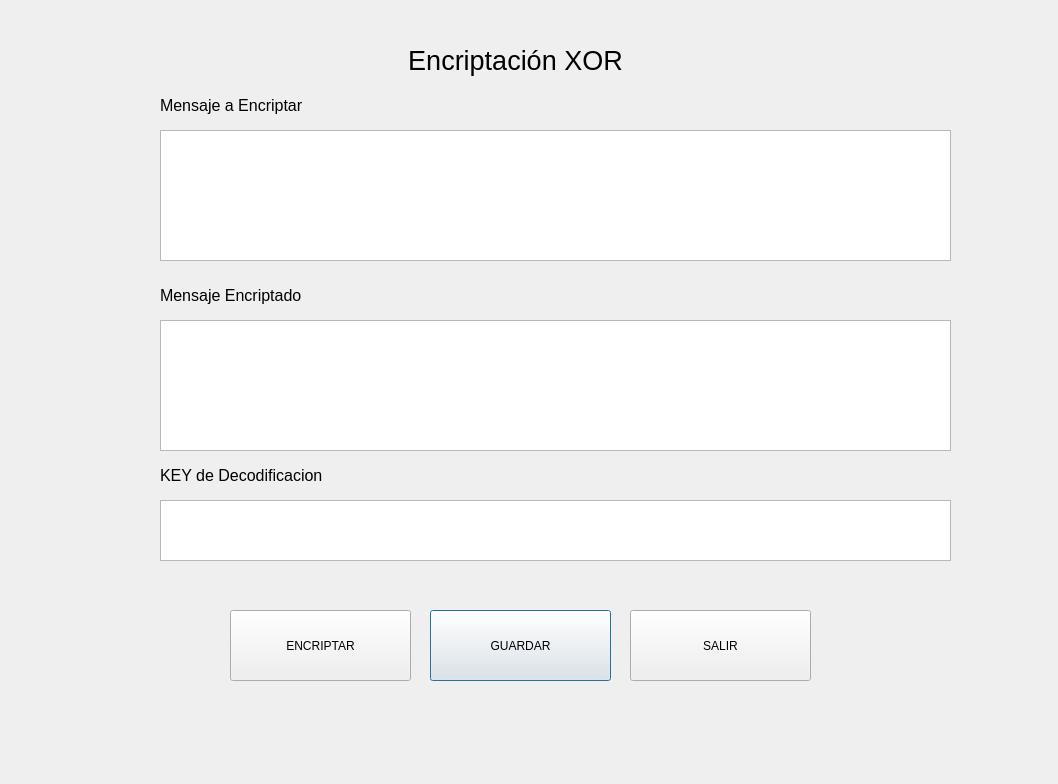
Above: cipherApp/frmcryptxor.ui from DJCC006/cipherApp before the change. Below: the same form after it.
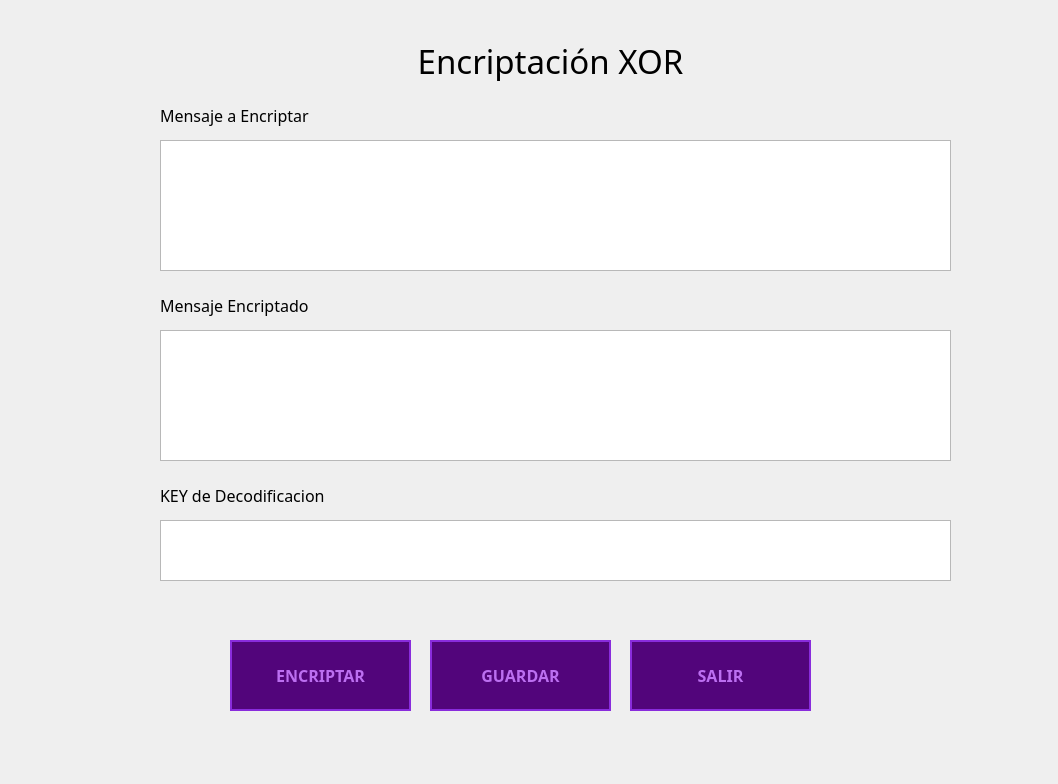
That is the form after the change.

Diff of the .ui file:
```diff
--- a/cipherApp/frmcryptxor.ui
+++ b/cipherApp/frmcryptxor.ui
@@ -13,18 +13,53 @@
   <property name="windowTitle">
    <string>Dialog</string>
   </property>
+  <property name="styleSheet">
+   <string notr="true">QPushButton {
+    background-color: #52057B;
+    color: #BC6FF1;            
+    border: 2px solid #892CDC; 
+    padding: 10px 20px;
+    font-family: VCR OSD Mono;
+    font-weight: bold;
+    font-size: 16px;
+}
+
+QPushButton:hover {
+    background-color: #892CDC; 
+    color: #000000;            
+    border: 2px solid #BC6FF1; 
+}
+
+
+QPushButton:pressed {
+    background-color: #BC6FF1; 
+    color: #000000;
+    border: 2px solid #000000;
+    padding-left: 12px;        
+    padding-top: 12px;
+}
+
+
+
+
+QWidget#centralwidget, QWidget#Form {
+    background-color: #000000; 
+}
+</string>
+  </property>
   <widget class="QLabel" name="label">
    <property name="geometry">
     <rect>
-     <x>370</x>
+     <x>300</x>
      <y>40</y>
-     <width>291</width>
+     <width>501</width>
      <height>41</height>
     </rect>
    </property>
    <property name="font">
     <font>
-     <pointsize>20</pointsize>
+     <family>VCR OSD Mono</family>
+     <pointsize>25</pointsize>
     </font>
    </property>
    <property name="text">
@@ -38,7 +73,7 @@
    <property name="geometry">
     <rect>
      <x>430</x>
-     <y>610</y>
+     <y>640</y>
      <width>181</width>
      <height>71</height>
     </rect>
@@ -51,13 +86,14 @@
    <property name="geometry">
     <rect>
      <x>160</x>
-     <y>90</y>
-     <width>211</width>
+     <y>100</y>
+     <width>301</width>
      <height>31</height>
     </rect>
    </property>
    <property name="font">
     <font>
+     <family>VCR OSD Mono</family>
      <pointsize>12</pointsize>
     </font>
    </property>
@@ -69,7 +105,7 @@
    <property name="geometry">
     <rect>
      <x>160</x>
-     <y>130</y>
+     <y>140</y>
      <width>791</width>
      <height>131</height>
     </rect>
@@ -79,7 +115,7 @@
    <property name="geometry">
     <rect>
      <x>160</x>
-     <y>320</y>
+     <y>330</y>
      <width>791</width>
      <height>131</height>
     </rect>
@@ -89,7 +125,7 @@
    <property name="geometry">
     <rect>
      <x>630</x>
-     <y>610</y>
+     <y>640</y>
      <width>181</width>
      <height>71</height>
     </rect>
@@ -102,13 +138,14 @@
    <property name="geometry">
     <rect>
      <x>160</x>
-     <y>280</y>
-     <width>211</width>
+     <y>290</y>
+     <width>291</width>
      <height>31</height>
     </rect>
    </property>
    <property name="font">
     <font>
+     <family>VCR OSD Mono</family>
      <pointsize>12</pointsize>
     </font>
    </property>
@@ -120,7 +157,7 @@
    <property name="geometry">
     <rect>
      <x>230</x>
-     <y>610</y>
+     <y>640</y>
      <width>181</width>
      <height>71</height>
     </rect>
@@ -133,13 +170,14 @@
    <property name="geometry">
     <rect>
      <x>160</x>
-     <y>460</y>
-     <width>211</width>
+     <y>480</y>
+     <width>291</width>
      <height>31</height>
     </rect>
    </property>
    <property name="font">
     <font>
+     <family>VCR OSD Mono</family>
      <pointsize>12</pointsize>
     </font>
    </property>
@@ -151,7 +189,7 @@
    <property name="geometry">
     <rect>
      <x>160</x>
-     <y>500</y>
+     <y>520</y>
      <width>791</width>
      <height>61</height>
     </rect>
```
